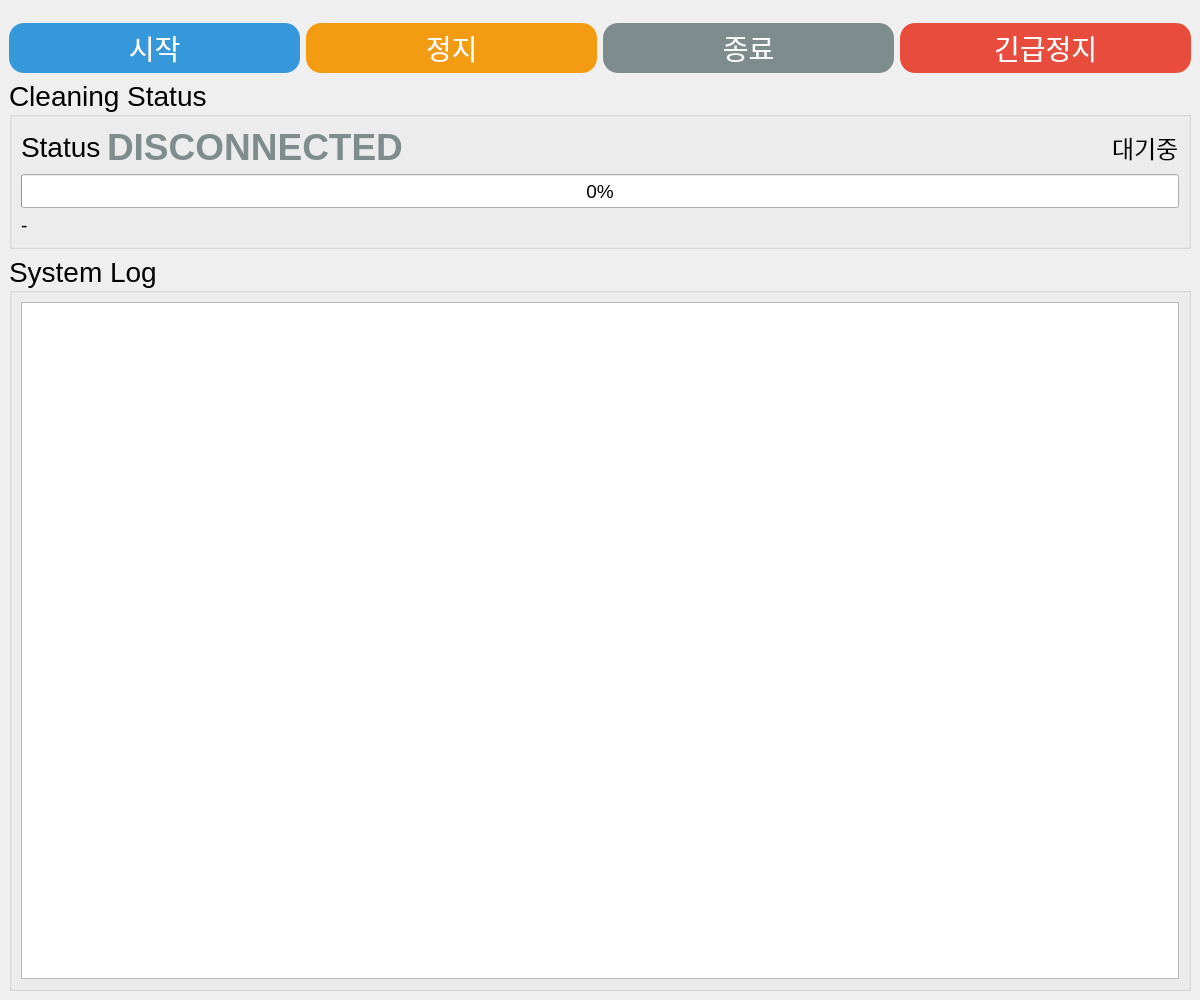
Before: the Qt Designer form src/qt_ui/qt_ui/cobot1_dash_board.ui in RB-CP001/toilet_project, drawn with Qt 5.
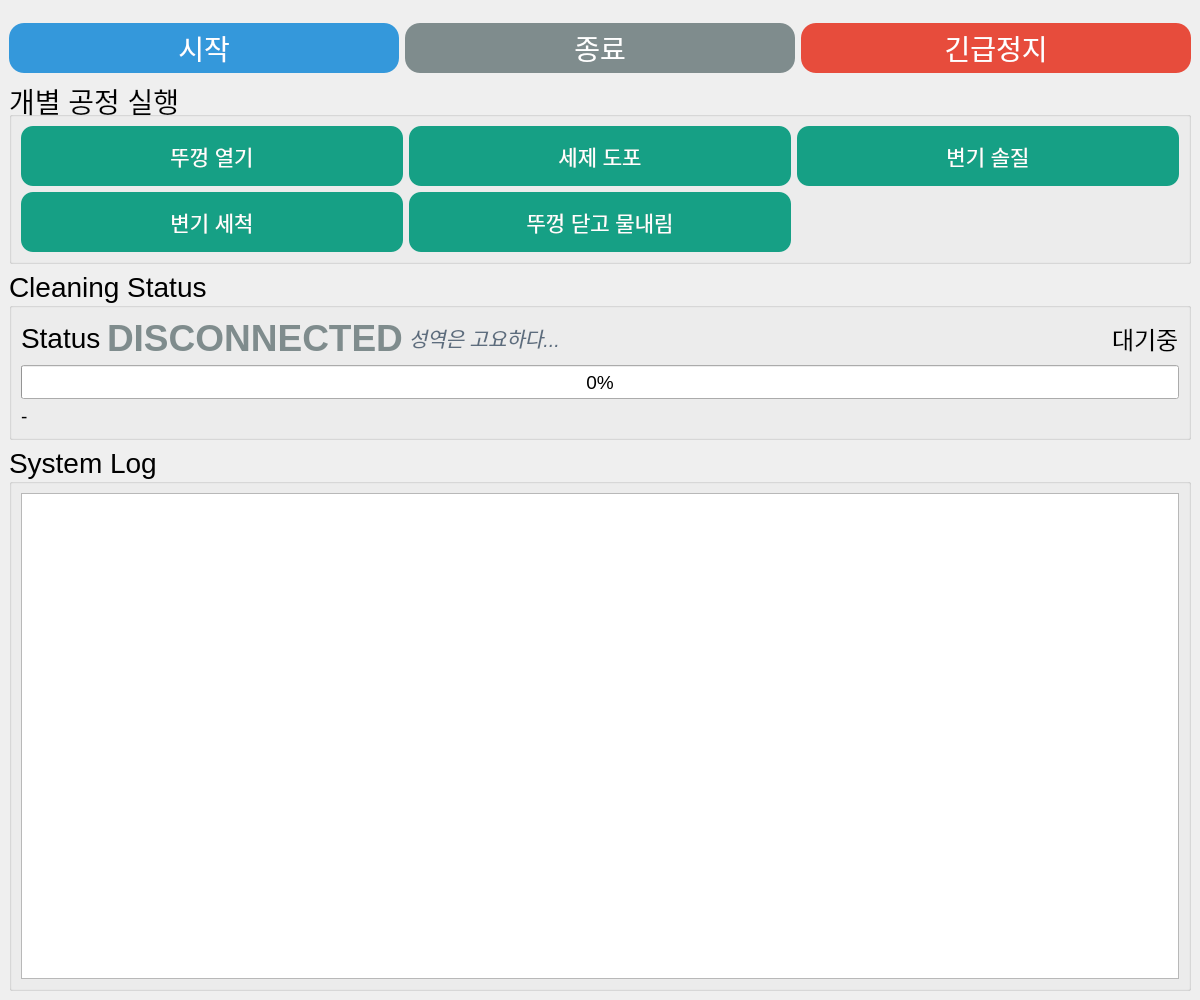
After: the same form once the commit is applied.

The edit to the form file:
```diff
--- a/src/qt_ui/qt_ui/cobot1_dash_board.ui
+++ b/src/qt_ui/qt_ui/cobot1_dash_board.ui
@@ -60,36 +60,6 @@
         </property>
        </widget>
       </item>
-      <item>
-       <widget class="QPushButton" name="btn_stop">
-        <property name="minimumSize">
-         <size>
-          <width>200</width>
-          <height>50</height>
-         </size>
-        </property>
-        <property name="font">
-         <font>
-          <pointsize>21</pointsize>
-         </font>
-        </property>
-        <property name="styleSheet">
-         <string>
-QPushButton {
-    background-color: #f39c12;
-    color: white;
-    border-radius: 15px;
-}
-QPushButton:hover {
-    background-color: #e67e22;
-}
-         </string>
-        </property>
-        <property name="text">
-         <string>정지</string>
-        </property>
-       </widget>
-      </item>
       <item>
        <widget class="QPushButton" name="btn_shutdown">
         <property name="minimumSize">
@@ -152,6 +122,190 @@
       </item>
      </layout>
     </item>
+    <item>
+     <widget class="QGroupBox" name="group_steps">
+      <property name="font">
+       <font>
+        <pointsize>21</pointsize>
+       </font>
+      </property>
+      <property name="title">
+       <string>개별 공정 실행</string>
+      </property>
+      <layout class="QGridLayout" name="stepLayout">
+       <item row="0" column="0">
+        <widget class="QPushButton" name="btn_open_lid">
+         <property name="minimumSize">
+          <size>
+           <width>0</width>
+           <height>60</height>
+          </size>
+         </property>
+         <property name="font">
+          <font>
+           <pointsize>16</pointsize>
+          </font>
+         </property>
+         <property name="styleSheet">
+          <string>
+QPushButton {
+    background-color: #16a085;
+    color: white;
+    border-radius: 12px;
+}
+QPushButton:hover {
+    background-color: #117a65;
+}
+QPushButton:disabled {
+    background-color: #b2bec3;
+    color: #dfe6e9;
+}
+         </string>
+         </property>
+         <property name="text">
+          <string>뚜껑 열기</string>
+         </property>
+        </widget>
+       </item>
+       <item row="0" column="1">
+        <widget class="QPushButton" name="btn_apply_bleach">
+         <property name="minimumSize">
+          <size>
+           <width>0</width>
+           <height>60</height>
+          </size>
+         </property>
+         <property name="font">
+          <font>
+           <pointsize>16</pointsize>
+          </font>
+         </property>
+         <property name="styleSheet">
+          <string>
+QPushButton {
+    background-color: #16a085;
+    color: white;
+    border-radius: 12px;
+}
+QPushButton:hover {
+    background-color: #117a65;
+}
+QPushButton:disabled {
+    background-color: #b2bec3;
+    color: #dfe6e9;
+}
+         </string>
+         </property>
+         <property name="text">
+          <string>세제 도포</string>
+         </property>
+        </widget>
+       </item>
+       <item row="0" column="2">
+        <widget class="QPushButton" name="btn_brush_clean">
+         <property name="minimumSize">
+          <size>
+           <width>0</width>
+           <height>60</height>
+          </size>
+         </property>
+         <property name="font">
+          <font>
+           <pointsize>16</pointsize>
+          </font>
+         </property>
+         <property name="styleSheet">
+          <string>
+QPushButton {
+    background-color: #16a085;
+    color: white;
+    border-radius: 12px;
+}
+QPushButton:hover {
+    background-color: #117a65;
+}
+QPushButton:disabled {
+    background-color: #b2bec3;
+    color: #dfe6e9;
+}
+         </string>
+         </property>
+         <property name="text">
+          <string>변기 솔질</string>
+         </property>
+        </widget>
+       </item>
+       <item row="1" column="0">
+        <widget class="QPushButton" name="btn_rinse">
+         <property name="minimumSize">
+          <size>
+           <width>0</width>
+           <height>60</height>
+          </size>
+         </property>
+         <property name="font">
+          <font>
+           <pointsize>16</pointsize>
+          </font>
+         </property>
+         <property name="styleSheet">
+          <string>
+QPushButton {
+    background-color: #16a085;
+    color: white;
+    border-radius: 12px;
+}
+QPushButton:hover {
+    background-color: #117a65;
+}
+QPushButton:disabled {
+    background-color: #b2bec3;
+    color: #dfe6e9;
+}
+         </string>
+         </property>
+         <property name="text">
+          <string>변기 세척</string>
+         </property>
+        </widget>
+       </item>
+       <item row="1" column="1">
+        <widget class="QPushButton" name="btn_finish">
+         <property name="minimumSize">
+          <size>
+           <width>0</width>
+           <height>60</height>
+          </size>
+         </property>
+         <property name="font">
+          <font>
+           <pointsize>16</pointsize>
+          </font>
+         </property>
+         <property name="styleSheet">
+          <string>
+QPushButton {
+    background-color: #16a085;
+    color: white;
+    border-radius: 12px;
+}
+QPushButton:hover {
+    background-color: #117a65;
+}
+QPushButton:disabled {
+    background-color: #b2bec3;
+    color: #dfe6e9;
+}
+         </string>
+         </property>
+         <property name="text">
+          <string>뚜껑 닫고 물내림</string>
+         </property>
+        </widget>
+       </item>
+      </layout>
+     </widget>
+    </item>
     <item>
      <widget class="QGroupBox" name="group_status">
       <property name="font">
@@ -193,6 +347,22 @@
            </property>
           </widget>
          </item>
+         <item>
+          <widget class="QLabel" name="label_flavor">
+           <property name="font">
+            <font>
+             <pointsize>15</pointsize>
+             <italic>true</italic>
+            </font>
+           </property>
+           <property name="styleSheet">
+            <string>color: #5d6d7e;</string>
+           </property>
+           <property name="text">
+            <string>성역은 고요하다...</string>
+           </property>
+          </widget>
+         </item>
          <item>
           <spacer name="statusSpacer">
            <property name="orientation">
```
